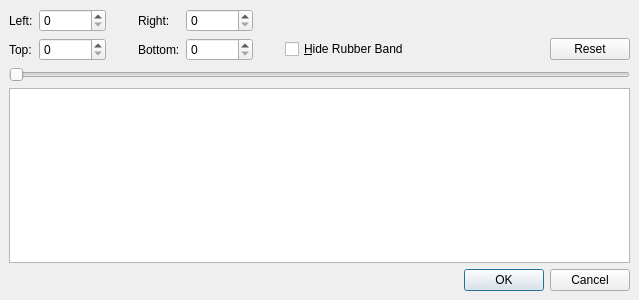
First picture: the form in avidemux_plugins/ADM_videoFilters6/blackenBorder/qt5/blackenBorders.ui, repository mean00/avidemux2, before the edit.
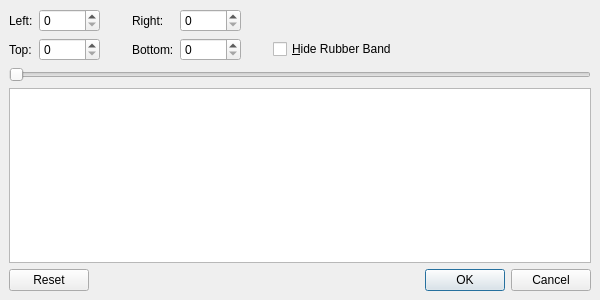
Second picture: the form after the edit. Custom widgets are drawn as their Qt base class.

Commit message: [blackenBorder] Move reset button to button box for consistency, move navigation buttons up the tab order list, silence debug output from download(), log configuration on accepting the dialog

Diff of the .ui file:
```diff
--- a/avidemux_plugins/ADM_videoFilters6/blackenBorder/qt5/blackenBorders.ui
+++ b/avidemux_plugins/ADM_videoFilters6/blackenBorder/qt5/blackenBorders.ui
@@ -6,7 +6,7 @@
    <rect>
     <x>0</x>
     <y>0</y>
-    <width>639</width>
+    <width>600</width>
     <height>300</height>
    </rect>
   </property>
@@ -46,137 +46,47 @@
      <property name="spacing">
       <number>6</number>
      </property>
-     <item row="1" column="4">
-      <widget class="QSpinBox" name="spinBoxBottom">
+     <item row="0" column="4">
+      <widget class="QSpinBox" name="spinBoxRight">
        <property name="maximum">
-        <number>2147483647</number>
+        <number>99999</number>
        </property>
       </widget>
      </item>
-     <item row="1" column="2">
+     <item row="1" column="7">
       <spacer>
        <property name="orientation">
         <enum>Qt::Horizontal</enum>
        </property>
        <property name="sizeType">
-        <enum>QSizePolicy::Fixed</enum>
+        <enum>QSizePolicy::MinimumExpanding</enum>
        </property>
        <property name="sizeHint" stdset="0">
         <size>
-         <width>26</width>
+         <width>40</width>
          <height>20</height>
         </size>
        </property>
       </spacer>
      </item>
-     <item row="1" column="3">
-      <widget class="QLabel" name="label_3">
-       <property name="text">
-        <string>Bottom:</string>
-       </property>
-      </widget>
-     </item>
-     <item row="1" column="6">
-      <widget class="QCheckBox" name="checkBoxRubber">
-       <property name="text">
-        <string>&amp;Hide Rubber Band</string>
-       </property>
-      </widget>
-     </item>
      <item row="0" column="3">
-      <widget class="QLabel" name="label_2">
+      <widget class="QLabel" name="labelRight">
        <property name="text">
         <string>Right:</string>
        </property>
       </widget>
      </item>
-     <item row="1" column="7">
-      <spacer>
-       <property name="orientation">
-        <enum>Qt::Horizontal</enum>
-       </property>
-       <property name="sizeType">
-        <enum>QSizePolicy::MinimumExpanding</enum>
-       </property>
-       <property name="sizeHint" stdset="0">
-        <size>
-         <width>40</width>
-         <height>20</height>
-        </size>
-       </property>
-      </spacer>
-     </item>
      <item row="1" column="0">
-      <widget class="QLabel" name="label_4">
+      <widget class="QLabel" name="labelTop">
        <property name="text">
         <string>Top:</string>
        </property>
       </widget>
      </item>
-     <item row="1" column="8">
-      <widget class="QPushButton" name="pushButtonReset">
-       <property name="text">
-        <string>Reset</string>
-       </property>
-      </widget>
-     </item>
-     <item row="0" column="0">
-      <widget class="QLabel" name="label">
-       <property name="text">
-        <string>Left:</string>
-       </property>
-      </widget>
-     </item>
-     <item row="1" column="1">
-      <widget class="QSpinBox" name="spinBoxTop">
-       <property name="maximum">
-        <number>2147483647</number>
-       </property>
-      </widget>
-     </item>
-     <item row="0" column="7">
-      <spacer>
-       <property name="orientation">
-        <enum>Qt::Horizontal</enum>
-       </property>
-       <property name="sizeType">
-        <enum>QSizePolicy::MinimumExpanding</enum>
-       </property>
-       <property name="sizeHint" stdset="0">
-        <size>
-         <width>40</width>
-         <height>20</height>
-        </size>
-       </property>
-      </spacer>
-     </item>
      <item row="0" column="1">
       <widget class="QSpinBox" name="spinBoxLeft">
        <property name="maximum">
-        <number>2147483647</number>
-       </property>
-      </widget>
-     </item>
-     <item row="0" column="2">
-      <spacer>
-       <property name="orientation">
-        <enum>Qt::Horizontal</enum>
-       </property>
-       <property name="sizeType">
-        <enum>QSizePolicy::Fixed</enum>
-       </property>
-       <property name="sizeHint" stdset="0">
-        <size>
-         <width>26</width>
-         <height>20</height>
-        </size>
-       </property>
-      </spacer>
-     </item>
-     <item row="0" column="4">
-      <widget class="QSpinBox" name="spinBoxRight">
-       <property name="maximum">
-        <number>2147483647</number>
+        <number>99999</number>
        </property>
       </widget>
      </item>
@@ -196,8 +106,15 @@
        </property>
       </spacer>
      </item>
-     <item row="0" column="5">
-      <spacer name="horizontalSpacer_2">
+     <item row="1" column="6">
+      <widget class="QCheckBox" name="checkBoxRubber">
+       <property name="text">
+        <string>&amp;Hide Rubber Band</string>
+       </property>
+      </widget>
+     </item>
+     <item row="0" column="2">
+      <spacer>
        <property name="orientation">
         <enum>Qt::Horizontal</enum>
        </property>
@@ -212,6 +129,34 @@
        </property>
       </spacer>
      </item>
+     <item row="1" column="4">
+      <widget class="QSpinBox" name="spinBoxBottom">
+       <property name="maximum">
+        <number>99999</number>
+       </property>
+      </widget>
+     </item>
+     <item row="0" column="0">
+      <widget class="QLabel" name="labelLeft">
+       <property name="text">
+        <string>Left:</string>
+       </property>
+      </widget>
+     </item>
+     <item row="1" column="1">
+      <widget class="QSpinBox" name="spinBoxTop">
+       <property name="maximum">
+        <number>99999</number>
+       </property>
+      </widget>
+     </item>
+     <item row="1" column="3">
+      <widget class="QLabel" name="labelBottom">
+       <property name="text">
+        <string>Bottom:</string>
+       </property>
+      </widget>
+     </item>
     </layout>
    </item>
    <item>
@@ -225,7 +170,11 @@
     </widget>
    </item>
    <item>
-    <widget class="QGraphicsView" name="graphicsView"/>
+    <widget class="QGraphicsView" name="graphicsView">
+     <property name="focusPolicy">
+      <enum>Qt::NoFocus</enum>
+     </property>
+    </widget>
    </item>
    <item>
     <widget class="QDialogButtonBox" name="buttonBox">
@@ -233,7 +182,7 @@
       <enum>Qt::Horizontal</enum>
      </property>
      <property name="standardButtons">
-      <set>QDialogButtonBox::Cancel|QDialogButtonBox::Ok</set>
+      <set>QDialogButtonBox::Cancel|QDialogButtonBox::Ok|QDialogButtonBox::Reset</set>
      </property>
     </widget>
    </item>
```
Left out of the diff: 11 changed lines with no effect on the pictures. The commit also changes 3 other files.
